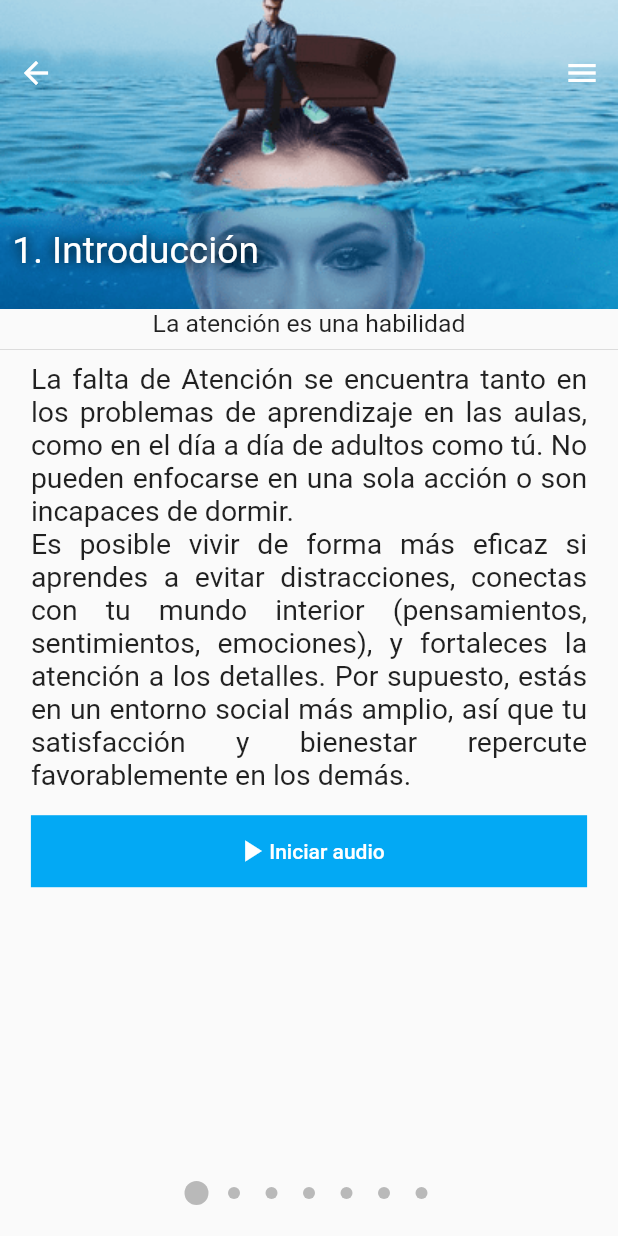
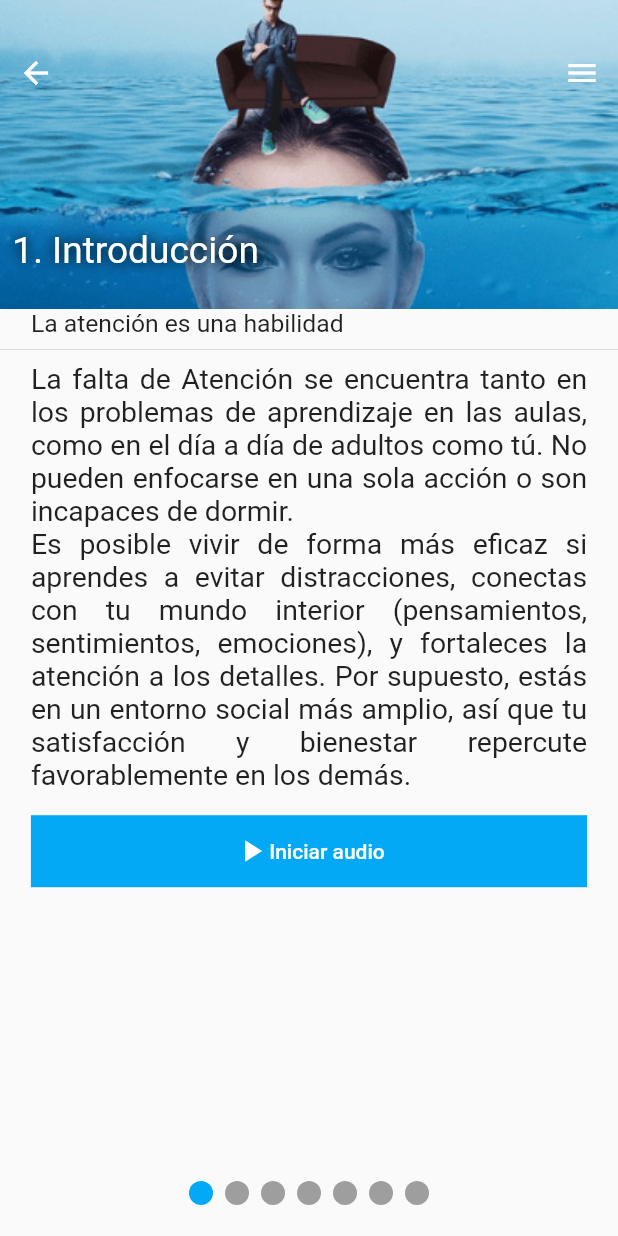
Before and after one commit to JuanmaRoces/EsenciaAtencion01, a Flutter app: the screen it shows after launch, after a tap on "Atención personal básica", on a phone screen of 412 x 824 dp. Run offline on Flutter 3.47's test engine with Material 2 defaults, Android fonts, the phone set to English and light mode, and no system bars; drawn by our look-alikes of smooth_page_indicator; our stand-ins replace assets_audio_player, shared_preferences; missing offline and left inert: flutter_rounded_progress_bar, icon_shadow; Roboto replaces fonts that are missing (Times).

Commit message:
sin mensaje

```diff
--- a/lib/pages/menu_lateral.dart
+++ b/lib/pages/menu_lateral.dart
@@ -30,32 +30,6 @@ class MenuLateral extends StatelessWidget {
           }
         }
       ),
-      /*
-      child: ListView(
-        padding: EdgeInsets.zero,
-        children: <Widget>[
-          DrawerHeader(
-            decoration: BoxDecoration(
-              boxShadow: [
-                BoxShadow(
-                  blurRadius: 5.0,
-                  offset: Offset.fromDirection(3),
-                )
-              ]
-            ),
-            child: Container(),
-          ),
-          ListTile(
-            leading: Icon(Icons.people_outline, color: Theme.of(context).primaryColor),
-            title: Text('Segunda opción'),
-          ),
-          ListTile(
-            leading: Icon(Icons.computer, color: Theme.of(context).primaryColor),
-            title: Text('Tercera opción'),
-          ),
-        ],
-      )
-      */
     );
   }
 }
@@ -102,13 +76,6 @@ class _AudicionItemState extends State<AudicionItem> {
             });
           }
         )
-        /*
-        IconButton(
-          onPressed: () => pref.cambiaEstado(aud.id),
-          icon: Icon(
-            visto ? Icons.check_box : Icons.check_box_outline_blank
-          )
-        */
     );
   }
 }
--- a/lib/pages/menu_page.dart
+++ b/lib/pages/menu_page.dart
@@ -4,6 +4,7 @@ import 'package:esencia_de_atencion_01/servicios/audio.dart';
 import 'package:esencia_de_atencion_01/servicios/contenido.dart';
 import 'package:flutter/material.dart';
 import 'package:provider/provider.dart';
+import 'package:url_launcher/url_launcher.dart';
 
 class MenuPage extends StatelessWidget {
   @override
@@ -71,6 +72,8 @@ class PortadaCard extends StatelessWidget {
     final alto = MediaQuery.of(context).size.height;
     return Container(
       padding: EdgeInsets.symmetric(horizontal: ancho*0.05, vertical: alto*0.01),
+      child: GestureDetector(
+        onTap: () => abreNavegador('http://esenciadeatencion.com'),
         child: Card(
           clipBehavior: Clip.antiAlias,
           shape: RoundedRectangleBorder(borderRadius: BorderRadius.circular(alto*0.03)),
@@ -103,6 +106,7 @@ class PortadaCard extends StatelessWidget {
                 ),
               )
             ],
+          ),
         ),
       ),
     );
@@ -167,6 +171,8 @@ class CreditosCard extends StatelessWidget {
     final alto = MediaQuery.of(context).size.height;
     return Container(
       padding: EdgeInsets.symmetric(horizontal: ancho*0.05, vertical: alto*0.01),
+      child: GestureDetector(
+        onTap: () => abreNavegador('http://www.rocesit.com'),
         child: Card(
           clipBehavior: Clip.antiAlias,
           shape: RoundedRectangleBorder(borderRadius: BorderRadius.circular(alto*0.03)),
@@ -180,12 +186,23 @@ class CreditosCard extends StatelessWidget {
                 // fit: BoxFit.cover,
               ),
               SizedBox(width: double.infinity, height: alto*0.01,),
-            Text('https://www.rocesit.com',
+              Text('http://www.rocesit.com',
                 style: TextStyle(fontSize: ancho*0.03, fontWeight: FontWeight.bold),
               ),
+              SizedBox(width: double.infinity, height: alto*0.01,),
             ],
+          ),
         ),
       ),
     );
   }
+
 }
+void abreNavegador (String url) async {
+  // const url = 'http://www.rocesit.com';
+  if (await canLaunch(url)) {
+    await launch(url);
+  } else {
+    throw 'No se puede abrir la url: $url';
+  }
+}
--- a/lib/pages/modulo_page.dart
+++ b/lib/pages/modulo_page.dart
@@ -6,6 +6,7 @@ import 'package:esencia_de_atencion_01/servicios/prefs_usuario.dart';
 import 'package:flutter/material.dart';
 import 'dart:math';
 import 'package:provider/provider.dart';
+import 'package:smooth_page_indicator/smooth_page_indicator.dart';
 
 class Argumentos {
   final Modulo modulo;
@@ -13,78 +14,56 @@ class Argumentos {
   Argumentos(this.modulo, [this.posic]);
 }
 
-class ModuloPage extends StatelessWidget {
-  @override
-  Widget build(BuildContext context) {
-    final Modulo modulo = ModalRoute.of(context).settings.arguments;
-    return Scaffold(
-      body: CustomScrollView(
-        slivers: <Widget>[
-          TituloModulo(modulo),
-          SliverList(
-            delegate: SliverChildListDelegate(
-              modulo.temas.map((tema) => CuerpoModulo(tema)).toList(),
-              // CuerpoModulo(modulo),
-            )
-          )
-        ],
-      )
-    );
-  }
-}
 
 class ModuloPage2 extends StatelessWidget {
   static int pagInic;
   final Argumentos argumentos;
   ModuloPage2(this.argumentos);
-  final _controller = new PageController(initialPage: pagInic??0);
-  final _controller2 = new PageController(initialPage: pagInic??0);
-  // final _controller = PageController();
   static const _kDuration = const Duration(milliseconds: 300);
   static const _kCurve = Curves.ease;
   final _kArrowColor = Colors.black.withOpacity(0.8);
+  PageController _controller;
   @override
   Widget build(BuildContext context) {
-    //final prov = Provider.of<AudioService>(context, listen: true);
     final GlobalKey<ScaffoldState> _drawerKey = GlobalKey();
-    //final Audicion audicion = ModalRoute.of(context).settings.arguments;
-    //final Argumentos arg =  ModalRoute.of(context).settings.arguments;
-    // final Modulo modulo = arg.modulo;
+    _controller = _controller ?? new PageController(initialPage: pagInic??0);
     final Modulo modulo = argumentos.modulo;
-    //final int posic = argumentos.posic;
     final ancho = MediaQuery.of(context).size.width;
     final alto = MediaQuery.of(context).size.height;
     return Scaffold(
-      //appBar: AppBar(),
       key: _drawerKey,
       drawer: MenuLateral(),
-      // drawer: ExpansionTileSample(),
       body: Stack(
         children: <Widget>[
           PageView.builder(
             itemCount: modulo.temas.length,
             physics: AlwaysScrollableScrollPhysics(),
-            controller: _controller2,
+            controller: _controller,
             itemBuilder: (BuildContext context, int i) {
               return PaginaTema(modulo.temas[i], _drawerKey);
             }
           ),
           Positioned(
-            // top: alto*0.195,
             bottom: 0.0,
             left: 0.0,
             right: 0.0,
             child: Container (
-              // color: Colors.grey[800].withOpacity(0.5),
               padding: EdgeInsets.all(ancho*0.05),
               child: Center (
-                child: DotsIndicator(
-                  controller: _controller2,
-                  itemCount: modulo.temas.length,
-                  onPageSelected: (int page) {
-                    _controller.animateToPage(page, duration: _kDuration, curve: _kCurve);
-                  },
+                child: SmoothPageIndicator(
+                  controller: _controller,  // PageController
+                  count:  modulo.temas.length,
+                  effect:  WormEffect(
+                    activeDotColor: Colors.lightBlue,
+                  ),  // your preferred effect
                 )
+                // child: DotsIndicator(
+                //   controller: _controller,
+                //   itemCount: modulo.temas.length,
+                //   onPageSelected: (int page) {
+                //     _controller.animateToPage(page, duration: _kDuration, curve: _kCurve);
+                //   },
+                // )
               )
             )
           ),
@@ -98,26 +77,6 @@ class ModuloPage2 extends StatelessWidget {
               child: ControlAudio(),
             ),
           )
-
-          /*
-          Positioned(
-            top: alto*0.00,
-            //top:-100.0,
-            child: Transform.scale(
-              scale: 0.9,
-              origin: Offset(0, -100.0),
-              child: Container(
-
-                // color: Colors.red,
-                width: ancho,
-                height: alto*0.30,
-                //child: ControlAudio(),
-                //child: Animacion(),
-                child: prov.controles,
-              ),
-            ),
-          ),
-          */
         ],
       ),
     );
@@ -190,17 +149,22 @@ class PaginaTema extends StatelessWidget {
             ),
           ],
         ),
-        SingleChildScrollView(
-          child: Column(
+        Container(
+          height: alto*0.6,
+          child: ListView(
             children: <Widget>[
-              Text(tema.subtitulo,
-                style: TextStyle(
-                  fontSize: ancho*0.04
+              Padding(
+                padding: EdgeInsets.symmetric(horizontal: ancho*0.05),
+                child: Text(tema.subtitulo,
+                  style: TextStyle(
+                    fontSize: ancho*0.04
+                  ),
                 ),
               ),
               Divider(),
               Padding(
                 padding: EdgeInsets.symmetric(horizontal: ancho*0.05),
+                // child: Text('texto  ñlksad fñlkas dj fñlkasj dfñklasjdfñklas jdfñlkajsdf ñkla jjdfñlka sjdfñlaksd f ñalksd fñaslkdf ñaslkdf ñaslkdf jañslkdfj ñasldkf jñaslkdfj ñaslkdjf ñalskdfj ñaslkdfj ñalksdf jñaslkdf',
                 child: Text(tema.descripcion,
                   textAlign: TextAlign.justify,
                   style: TextStyle(
@@ -212,7 +176,30 @@ class PaginaTema extends StatelessWidget {
               Player(tema.pathAudio, tema.titulo, tema.id),
             ],
           ),
-        )
+        ),
+        // SingleChildScrollView(
+        //   child: Column(
+        //     children: <Widget>[
+        //       Text(tema.subtitulo,
+        //         style: TextStyle(
+        //           fontSize: ancho*0.04
+        //         ),
+        //       ),
+        //       Divider(),
+        //       Padding(
+        //         padding: EdgeInsets.symmetric(horizontal: ancho*0.05),
+        //         child: Text('texto  ñlksad fñlkas dj fñlkasj dfñklasjdfñklas jdfñlkajsdf ñkla jjdfñlka sjdfñlaksd f ñalksd fñaslkdf ñaslkdf ñaslkdf jañslkdfj ñasldkf jñaslkdfj ñaslkdjf ñalskdfj ñaslkdfj ñalksdf jñaslkdf',
+        //           textAlign: TextAlign.justify,
+        //           style: TextStyle(
+        //             fontFamily: 'Times',
+        //             fontSize: ancho*0.046,
+        //           ),
+        //         )
+        //       ),
+        //       Player(tema.pathAudio, tema.titulo, tema.id),
+        //     ],
+        //   ),
+        // )
       ],
     );
   }
@@ -298,48 +285,6 @@ class TituloModulo extends StatelessWidget {
   }
 }
 
-class CuerpoModulo extends StatelessWidget {
-  /*
-  final Modulo modulo;
-  CuerpoModulo(this.modulo);
-  */
-  final Audicion tema;
-  CuerpoModulo(this.tema);
-  @override
-  Widget build(BuildContext context) {
-    final ancho = MediaQuery.of(context).size.width;
-    final alto = MediaQuery.of(context).size.height;
-    /*
-    return Container(
-      child: ListView.builder(
-        itemCount: modulo.temas.length,
-        itemBuilder: (context, i) {
-          final Audicion tema = modulo.temas[i];
-          return ListTile(
-            leading: Image(
-              image: AssetImage(tema.pathImg),
-            ),
-            title: Text(tema.titulo),
-            subtitle: Text(tema.subtitulo),
-          );
-        },
-      ),
-    );
-    */
-
-    return Container(
-      padding: EdgeInsets.symmetric(horizontal: ancho*0.03),
-      child: Column(
-        children: <Widget>[
-          Text(tema.titulo),
-          Text(tema.descripcion),
-          Divider(),
-        ],
-      ),
-    );
-
-  }
-}
 
 /// An indicator showing the currently selected page of a PageController
 class DotsIndicator extends AnimatedWidget {
@@ -375,6 +320,8 @@ class DotsIndicator extends AnimatedWidget {
 
 
   Widget _buildDot(int index) {
+    print(controller.toString());
+    // return Container();
     double selectedness = Curves.easeOut.transform(
       max(
         0.0,
@@ -408,3 +355,7 @@ class DotsIndicator extends AnimatedWidget {
     );
   }
 }
+
+
+// bool isSelected = controller.hasClients ? controller.page == index : controller.initialPage == index;
+// Color color = isSelected ? Colors.orange[200] : Colors.orange[100];
--- a/lib/servicios/audio.dart
+++ b/lib/servicios/audio.dart
@@ -176,6 +176,7 @@ class ControlAudio extends StatelessWidget {
     var prov = Provider.of<AudioService>(context);
     final ancho = MediaQuery.of(context).size.width;
     final alto = MediaQuery.of(context).size.height;
+    double opaco = 1;
     final stText = TextStyle(
       color: Colors.white,
       fontSize: ancho * 0.03,
@@ -186,11 +187,17 @@ class ControlAudio extends StatelessWidget {
         ),
       ]
     );
-    if (prov == null)
-      return Container();
-    if (!prov.enAudio)
-       return Container();
-    return Container(
+    if (prov == null) {
+      // return Container();
+      opaco = 0.0;
+    } else if (!prov.enAudio) {
+        opaco = 0.0;
+      //  return Container();
+    }
+    return AnimatedOpacity(
+      opacity: opaco,
+      duration: Duration(milliseconds: 800),
+      child: Container(
         child: Column (
           mainAxisAlignment: MainAxisAlignment.start,
           children: <Widget>[
@@ -240,6 +247,7 @@ class ControlAudio extends StatelessWidget {
             ),
           ],
         ),
+      ),
     );
   }
 }
--- a/pubspec.yaml
+++ b/pubspec.yaml
@@ -28,6 +28,8 @@ dependencies:
   provider: ^4.0.5+1
   flutter_rounded_progress_bar: ^0.1.2
   icon_shadow: ^1.0.1
+  url_launcher: ^5.4.7
+  smooth_page_indicator: ^0.1.5
 
 dev_dependencies:
   flutter_test:
```
Also changed, not shown: pubspec.lock, 2 other files. Lines whose indentation alone changed are shown as unchanged.
